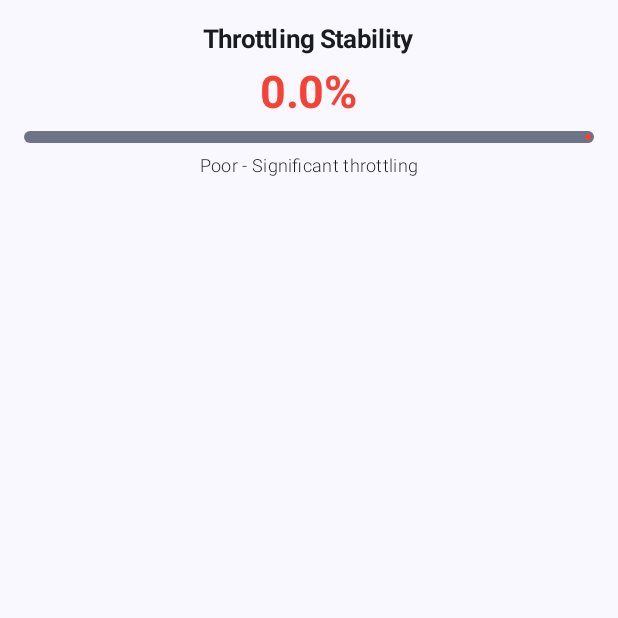
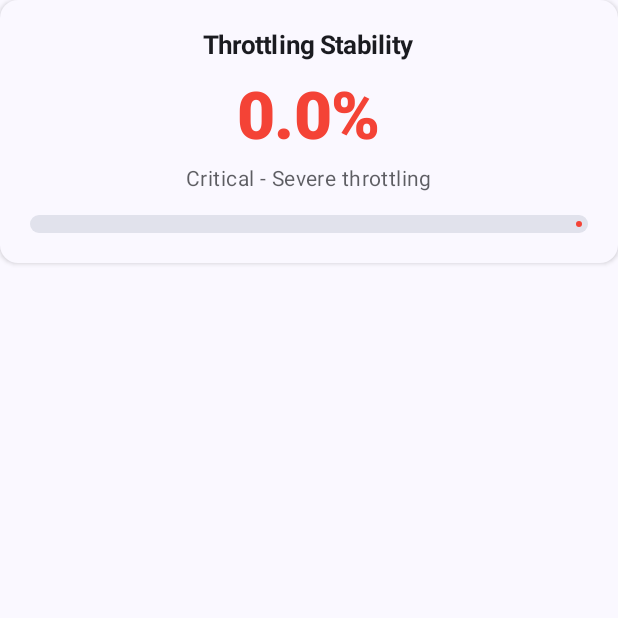
Before and after one commit to Gustyx-Power/XThrottlingTest, an Android app built with Jetpack Compose: the composable StabilityIndicator called with empty values, on a phone screen of 412 x 824 dp, the top half of it. Run offline under Robolectric (Android 15) with nearby library versions, the phone set to English and light mode, and no system bars.

Commit message:
refactor(ui): Refactor Stability Indicator

```diff
--- a/app/src/main/java/id/xms/xtrt/ui/components/StabilityIndicator.kt
+++ b/app/src/main/java/id/xms/xtrt/ui/components/StabilityIndicator.kt
@@ -12,62 +12,117 @@ import androidx.compose.ui.text.font.FontWeight
 import androidx.compose.ui.unit.dp
 
 @Composable
-fun StabilityIndicator(stability: Double) {
+fun StabilityIndicator(
+    stability: Double,
+    degradation: Double = 0.0,
+    modifier: Modifier = Modifier
+) {
+    // Animated progress untuk smooth transition
     val animatedProgress by animateFloatAsState(
-        targetValue = (stability / 100.0).toFloat(),
+        targetValue = (stability / 100.0).toFloat().coerceIn(0f, 1f),
         label = "stability"
     )
 
-    val stabilityColor = when {
-        stability >= 95 -> Color(0xFF4CAF50) // Green
-        stability >= 85 -> Color(0xFFFFC107) // Yellow
-        stability >= 70 -> Color(0xFFFF9800) // Orange
-        else -> Color(0xFFF44336) // Red
+    // Determine status berdasarkan stability
+    val (statusText, statusColor, description) = when {
+        stability >= 95.0 -> Triple("Excellent", Color(0xFF4CAF50), "Perfect - No throttling")
+        stability >= 90.0 -> Triple("Very Good", Color(0xFF66BB6A), "Minimal throttling")
+        stability >= 85.0 -> Triple("Good", Color(0xFF8BC34A), "Light throttling")
+        stability >= 80.0 -> Triple("Fair", Color(0xFFCDDC39), "Moderate throttling")
+        stability >= 75.0 -> Triple("Warning", Color(0xFFFFEB3B), "Notable throttling")
+        stability >= 70.0 -> Triple("Throttling", Color(0xFFFF9800), "Significant throttling")
+        stability >= 65.0 -> Triple("Heavy", Color(0xFFFF5722), "Heavy throttling")
+        else -> Triple("Critical", Color(0xFFF44336), "Severe throttling")
     }
 
     Card(
-        modifier = Modifier.fillMaxWidth(),
+        modifier = modifier.fillMaxWidth(),
         colors = CardDefaults.cardColors(
             containerColor = MaterialTheme.colorScheme.surface
-        )
+        ),
+        elevation = CardDefaults.cardElevation(defaultElevation = 2.dp)
     ) {
         Column(
             modifier = Modifier
                 .fillMaxWidth()
-                .padding(16.dp),
+                .padding(20.dp),
             horizontalAlignment = Alignment.CenterHorizontally
         ) {
+            // Title
             Text(
                 text = "Throttling Stability",
                 style = MaterialTheme.typography.titleMedium,
                 fontWeight = FontWeight.Bold
             )
-            Spacer(modifier = Modifier.height(8.dp))
+
+            Spacer(modifier = Modifier.height(12.dp))
+
+            // Main stability percentage (BIG NUMBER)
             Text(
                 text = String.format("%.1f%%", stability),
-                style = MaterialTheme.typography.displaySmall,
-                fontWeight = FontWeight.Bold,
-                color = stabilityColor
+                style = MaterialTheme.typography.displayMedium,
+                fontWeight = FontWeight.ExtraBold,
+                color = statusColor
             )
+
             Spacer(modifier = Modifier.height(8.dp))
+
+            // Status description
+            Text(
+                text = "$statusText - $description",
+                style = MaterialTheme.typography.bodyMedium,
+                color = MaterialTheme.colorScheme.onSurface.copy(alpha = 0.7f)
+            )
+
+            Spacer(modifier = Modifier.height(16.dp))
+
+            // Progress bar (animated)
             LinearProgressIndicator(
                 progress = { animatedProgress },
                 modifier = Modifier
                     .fillMaxWidth()
-                    .height(8.dp),
-                color = stabilityColor,
+                    .height(12.dp),
+                color = statusColor,
+                trackColor = MaterialTheme.colorScheme.surfaceVariant
             )
-            Spacer(modifier = Modifier.height(8.dp))
-            Text(
-                text = when {
-                    stability >= 95 -> "Excellent - No throttling detected"
-                    stability >= 85 -> "Good - Minor throttling"
-                    stability >= 70 -> "Fair - Moderate throttling"
-                    else -> "Poor - Significant throttling"
-                },
-                style = MaterialTheme.typography.bodySmall,
-                color = MaterialTheme.colorScheme.onSurface
-            )
+
+            // Optional: Show degradation if significant
+            if (degradation > 5.0) {
+                Spacer(modifier = Modifier.height(16.dp))
+                HorizontalDivider(color = MaterialTheme.colorScheme.outlineVariant)
+                Spacer(modifier = Modifier.height(16.dp))
+
+                Row(
+                    modifier = Modifier.fillMaxWidth(),
+                    horizontalArrangement = Arrangement.SpaceBetween,
+                    verticalAlignment = Alignment.CenterVertically
+                ) {
+                    Column {
+                        Text(
+                            text = "Peak Degradation",
+                            style = MaterialTheme.typography.labelLarge,
+                            fontWeight = FontWeight.Bold,
+                            color = MaterialTheme.colorScheme.onSurface.copy(alpha = 0.8f)
+                        )
+                        Text(
+                            text = "Worst drop from peak",
+                            style = MaterialTheme.typography.labelSmall,
+                            color = MaterialTheme.colorScheme.onSurface.copy(alpha = 0.5f)
+                        )
+                    }
+
+                    Text(
+                        text = String.format("%.1f%%", degradation),
+                        style = MaterialTheme.typography.headlineMedium,
+                        fontWeight = FontWeight.Bold,
+                        color = when {
+                            degradation < 10.0 -> Color(0xFF4CAF50)
+                            degradation < 20.0 -> Color(0xFFFF9800)
+                            else -> Color(0xFFF44336)
+                        }
+                    )
+                }
+            }
         }
     }
 }
```
